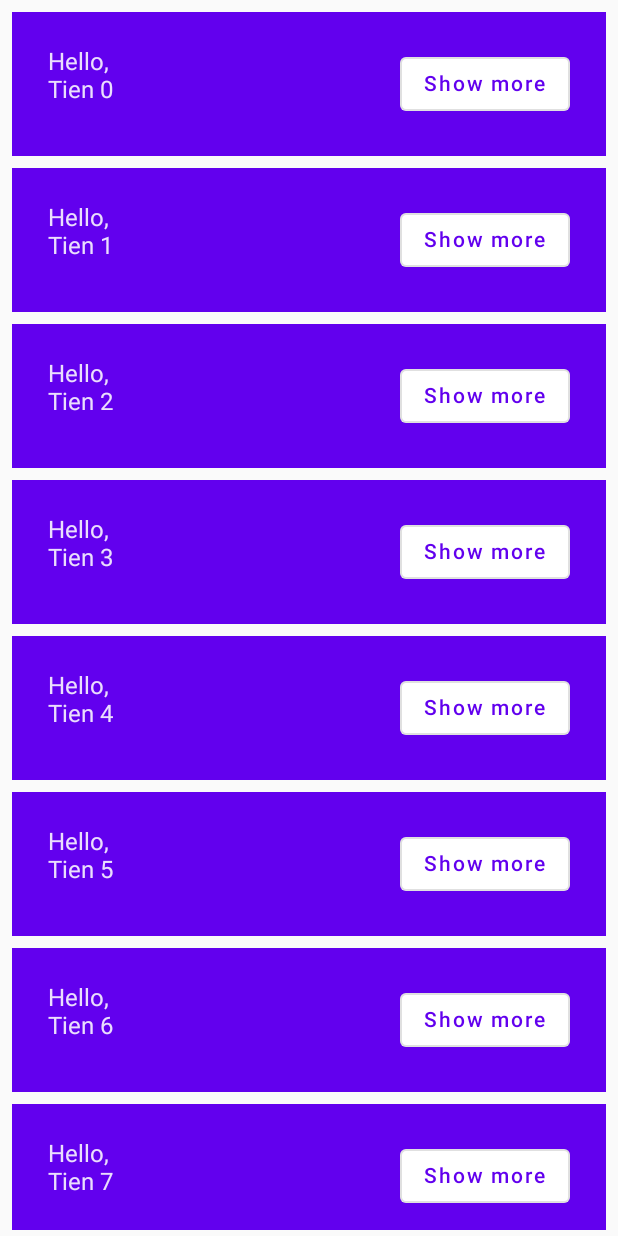
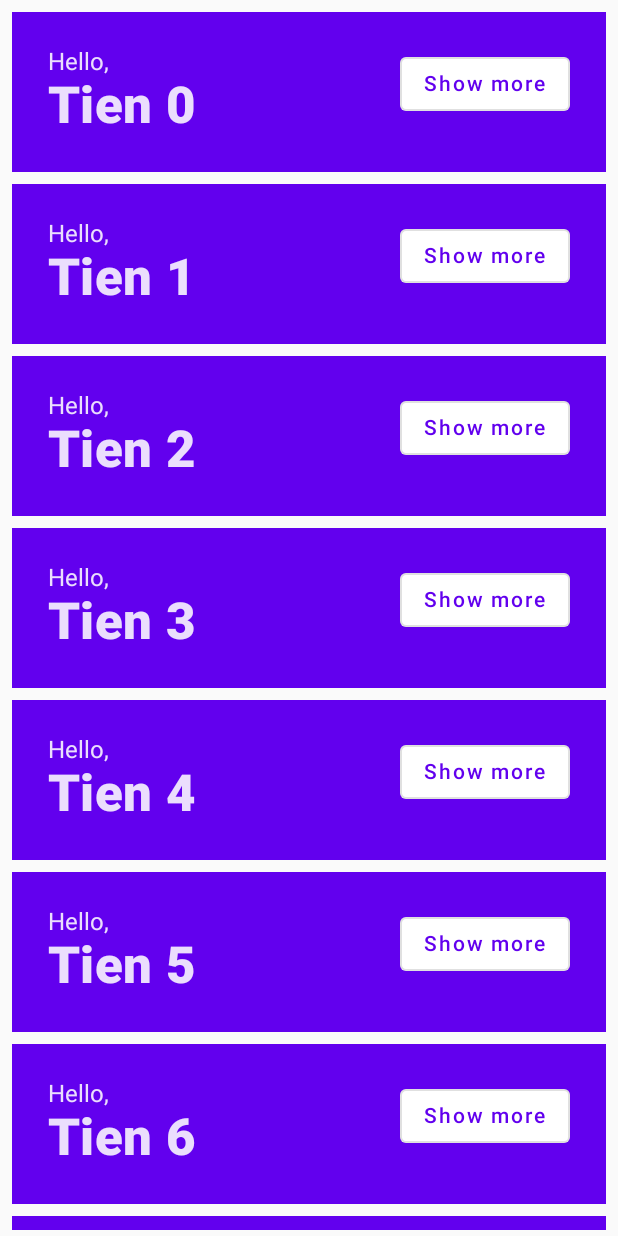
Before and after one commit to TienDao520/Android_codelabs, an Android app built with Jetpack Compose: the screen it shows after launch (MainActivity), after a tap on "Continue", on a phone screen of 412 x 824 dp. Run offline under Robolectric (Android 15) with nearby library versions, the phone set to English and light mode, and no system bars.

```diff
--- a/app/src/main/java/tdao/example/basicscodelab/MainActivity.kt
+++ b/app/src/main/java/tdao/example/basicscodelab/MainActivity.kt
@@ -12,6 +12,7 @@ import androidx.compose.runtime.*
 import androidx.compose.runtime.saveable.rememberSaveable
 import androidx.compose.ui.Alignment
 import androidx.compose.ui.Modifier
+import androidx.compose.ui.text.font.FontWeight
 import androidx.compose.ui.tooling.preview.Preview
 import androidx.compose.ui.unit.dp
 import tdao.example.basicscodelab.ui.theme.BasicsCodelabTheme
@@ -97,7 +98,12 @@ private fun Greeting(name: String) {
                 .padding(bottom = extraPadding.coerceAtLeast(0.dp))
             ) {
                 Text(text = "Hello, ")
-                Text(text = name)
+                Text(
+                    text = name,
+                    style = MaterialTheme.typography.h4.copy(
+                        fontWeight = FontWeight.ExtraBold
+                    )
+                )
             }
             OutlinedButton(
                 onClick = { expanded = !expanded }
```
